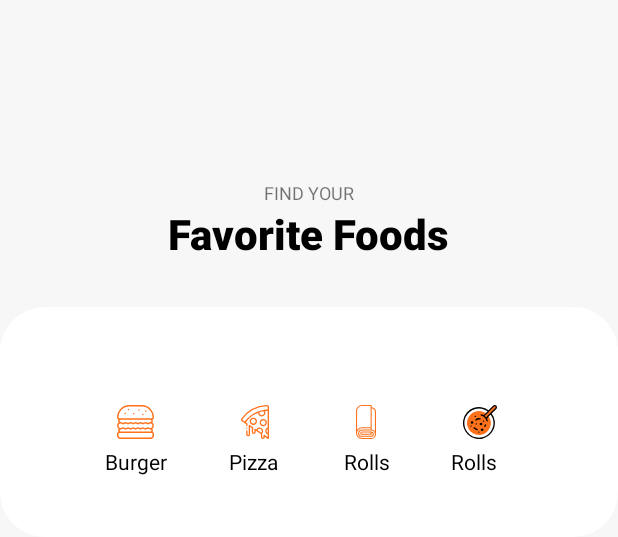
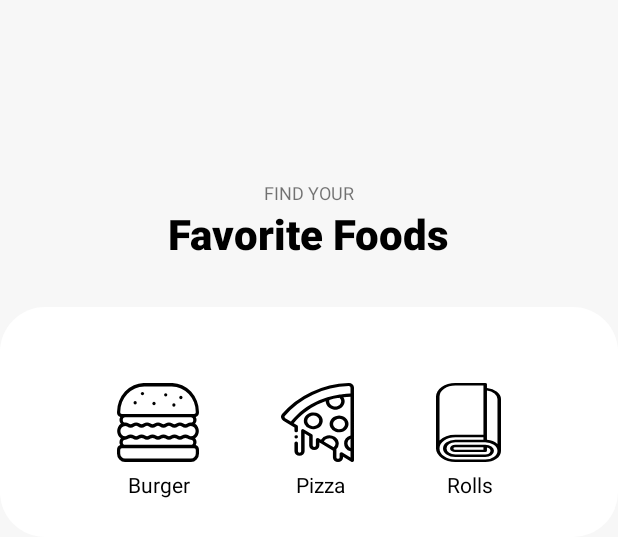
Before and after one commit to goforbg/Favfoods, an Android app: the layout fragment_home.xml on its own in the app's theme, with its tools: preview values and no code run, on a phone screen of 412 x 824 dp. Shown: the top 537 px of the screen. Run offline under Robolectric (Android 15) with nearby library versions, the phone set to English and light mode, and no system bars.

Commit message:
Layout changes and selectors

```diff
--- a/app/src/main/res/drawable/ic_menu_burger_selected.xml
+++ b/app/src/main/res/drawable/ic_menu_burger_selected.xml
@@ -1,6 +1,6 @@
 <vector xmlns:android="http://schemas.android.com/apk/res/android"
-    android:width="24.988dp"
-    android:height="22.45dp"
+    android:width="54.988dp"
+    android:height="52.45dp"
     android:viewportWidth="24.988"
     android:viewportHeight="22.45">
   <path
--- a/app/src/main/res/drawable/ic_menu_burger_unselected.xml
+++ b/app/src/main/res/drawable/ic_menu_burger_unselected.xml
@@ -1,6 +1,6 @@
 <vector xmlns:android="http://schemas.android.com/apk/res/android"
-    android:width="24.988dp"
-    android:height="22.45dp"
+    android:width="54.988dp"
+    android:height="52.45dp"
     android:viewportWidth="24.988"
     android:viewportHeight="22.45">
   <path
--- a/app/src/main/res/drawable/ic_menu_pizza_selected.xml
+++ b/app/src/main/res/drawable/ic_menu_pizza_selected.xml
@@ -1,6 +1,6 @@
 <vector xmlns:android="http://schemas.android.com/apk/res/android"
-    android:width="18.826dp"
-    android:height="22.997dp"
+    android:width="48.826dp"
+    android:height="52.997dp"
     android:viewportWidth="18.826"
     android:viewportHeight="22.997">
   <path
--- a/app/src/main/res/drawable/ic_menu_pizza_unselected.xml
+++ b/app/src/main/res/drawable/ic_menu_pizza_unselected.xml
@@ -1,6 +1,6 @@
 <vector xmlns:android="http://schemas.android.com/apk/res/android"
-    android:width="18.826dp"
-    android:height="22.997dp"
+    android:width="48.826dp"
+    android:height="52.997dp"
     android:viewportWidth="18.826"
     android:viewportHeight="22.997">
   <path
--- a/app/src/main/res/drawable/ic_menu_rolls_selected.xml
+++ b/app/src/main/res/drawable/ic_menu_rolls_selected.xml
@@ -1,6 +1,6 @@
 <vector xmlns:android="http://schemas.android.com/apk/res/android"
-    android:width="13.006dp"
-    android:height="22.487dp"
+    android:width="43.006dp"
+    android:height="52.487dp"
     android:viewportWidth="13.006"
     android:viewportHeight="22.487">
   <path
--- a/app/src/main/res/drawable/ic_menu_rolls_unselected.xml
+++ b/app/src/main/res/drawable/ic_menu_rolls_unselected.xml
@@ -1,6 +1,6 @@
 <vector xmlns:android="http://schemas.android.com/apk/res/android"
-    android:width="13.006dp"
-    android:height="22.487dp"
+    android:width="43.006dp"
+    android:height="52.487dp"
     android:viewportWidth="13.006"
     android:viewportHeight="22.487">
   <path
--- a/app/src/main/res/drawable/ic_menu_soup_selected.xml
+++ /dev/null
@@ -1,54 +0,0 @@
-<vector xmlns:android="http://schemas.android.com/apk/res/android"
-    android:width="22.719dp"
-    android:height="22.719dp"
-    android:viewportWidth="22.719"
-    android:viewportHeight="22.719">
-  <path
-      android:pathData="M13.328,7.06a5.685,5.685 0,0 1,2.332 2.332h0a3.646,3.646 0,0 1,1.154 -2.065l0.15,-0.146 1.6,-1.553 3.385,-3.288a1.109,1.109 0,0 0,-1.569 -1.569l-3.288,3.385 -1.553,1.6 -0.146,0.15a3.646,3.646 0,0 1,-2.065 1.154Z"
-      android:fillColor="#FF711B"
-      android:fillType="evenOdd"/>
-  <path
-      android:pathData="M16.965,7.18A7.989,7.989 0,1 1,15.544 5.755l1.553,-1.6a10.207,10.207 0,1 0,1.471 1.471l-1.6,1.553Z"
-      android:fillColor="#fff"
-      android:fillType="evenOdd"/>
-  <path
-      android:pathData="M15.663,9.391a5.685,5.685 0,0 0,-2.332 -2.332h0a3.646,3.646 0,0 0,2.065 -1.154l0.146,-0.15A7.986,7.986 0,1 0,16.963 7.181l-0.15,0.146A3.645,3.645 0,0 0,15.663 9.391Z"
-      android:fillColor="#FF711B"
-      android:fillType="evenOdd"/>
-  <path
-      android:fillColor="#FF000000"
-      android:pathData="M6.02,11.664m-0.887,0a0.887,0.887 0,1 1,1.774 0a0.887,0.887 0,1 1,-1.774 0"/>
-  <path
-      android:fillColor="#FF000000"
-      android:pathData="M12.017,12.687m-0.888,0a0.888,0.888 0,1 1,1.776 0a0.888,0.888 0,1 1,-1.776 0"/>
-  <path
-      android:fillColor="#FF000000"
-      android:pathData="M12.746,16.542m-0.888,0a0.888,0.888 0,1 1,1.776 0a0.888,0.888 0,1 1,-1.776 0"/>
-  <path
-      android:fillColor="#FF000000"
-      android:pathData="M9.483,16.871a0.444,0.444 0,0 1,-0.115 -0.015,4.961 4.961,0 0,1 -2.221,-1.283 0.444,0.444 0,1 1,0.628 -0.628,4.073 4.073,0 0,0 1.824,1.053 0.444,0.444 0,0 1,-0.115 0.872Z"/>
-  <path
-      android:fillColor="#FF000000"
-      android:pathData="M8.621,10.484a0.444,0.444 0,0 1,-0.314 -0.758,3.314 3.314,0 0,1 3.2,-0.858 0.444,0.444 0,1 1,-0.23 0.857,2.426 2.426,0 0,0 -2.343,0.628 0.443,0.443 0,0 1,-0.314 0.13Z"/>
-  <path
-      android:fillColor="#FF000000"
-      android:pathData="M14.557,14.77a0.444,0.444 0,0 1,-0.384 -0.666,4.071 4.071,0 0,0 0.406,-0.981 0.444,0.444 0,0 1,0.857 0.23,4.958 4.958,0 0,1 -0.5,1.2 0.444,0.444 0,0 1,-0.385 0.222Z"/>
-  <path
-      android:fillColor="#FF000000"
-      android:pathData="M8.24,8.092a0.444,0.444 0,1 1,0 -0.887h0a0.444,0.444 0,0 1,0 0.887Z"/>
-  <path
-      android:fillColor="#FF000000"
-      android:pathData="M8.928,13.084a0.444,0.444 0,1 1,0 -0.887h0a0.444,0.444 0,0 1,0 0.887Z"/>
-  <path
-      android:fillColor="#FF000000"
-      android:pathData="M13.72,11.242a0.444,0.444 0,1 1,0 -0.887h0a0.444,0.444 0,0 1,0 0.887Z"/>
-  <path
-      android:fillColor="#FF000000"
-      android:pathData="M5.377,14.548a0.444,0.444 0,1 1,0 -0.887h0a0.444,0.444 0,1 1,0 0.887Z"/>
-  <path
-      android:fillColor="#FF000000"
-      android:pathData="M10.591,18.542a0.444,0.444 0,1 1,0 -0.887h0a0.444,0.444 0,1 1,0 0.887Z"/>
-  <path
-      android:fillColor="#FF000000"
-      android:pathData="M22.719,1.572A1.556,1.556 0,0 0,21.159 0h-0.011a1.516,1.516 0,0 0,-1.085 0.46l-3.01,3.1a10.653,10.653 0,1 0,2.107 2.107l3.1,-3.01A1.516,1.516 0,0 0,22.719 1.572ZM20.412,12.072A9.763,9.763 0,1 1,16.428 4.2L15.075,5.6a3.288,3.288 0,0 1,-1.681 1,6.086 6.086,0 0,0 -1.159,-0.442 0.444,0.444 0,0 0,-0.23 0.857,5.252 5.252,0 0,1 3.7,3.7 0.444,0.444 0,0 0,0.857 -0.23,6.086 6.086,0 0,0 -0.442,-1.159 3.288,3.288 0,0 1,1 -1.681L18.517,6.29a9.8,9.8 0,0 1,1.895 5.779ZM21.64,2.02 L16.505,7.007a4.566,4.566 0,0 0,-0.988 1.349A6.167,6.167 0,0 0,14.363 7.2a4.566,4.566 0,0 0,1.349 -0.988L20.7,1.079a0.635,0.635 0,0 1,0.455 -0.191h0a0.669,0.669 0,0 1,0.673 0.678,0.634 0.634,0 0,1 -0.191,0.455Z"/>
-</vector>
--- /dev/null
+++ b/app/src/main/res/drawable/menu_selector_burger.xml
@@ -0,0 +1,10 @@
+<selector xmlns:android="http://schemas.android.com/apk/res/android">
+    <item
+        android:drawable="@drawable/ic_menu_burger_selected"
+        android:state_selected="true" >
+    </item>
+    <item
+        android:drawable="@drawable/ic_menu_burger_unselected"
+        android:state_selected="false" >
+    </item>
+</selector>
--- /dev/null
+++ b/app/src/main/res/drawable/menu_selector_pizza.xml
@@ -0,0 +1,10 @@
+<selector xmlns:android="http://schemas.android.com/apk/res/android">
+    <item
+        android:drawable="@drawable/ic_menu_pizza_selected"
+        android:state_selected="true" >
+    </item>
+    <item
+        android:drawable="@drawable/ic_menu_pizza_unselected"
+        android:state_selected="false" >
+    </item>
+</selector>
--- /dev/null
+++ b/app/src/main/res/drawable/menu_selector_rolls.xml
@@ -0,0 +1,10 @@
+<selector xmlns:android="http://schemas.android.com/apk/res/android">
+    <item
+        android:drawable="@drawable/ic_menu_rolls_selected"
+        android:state_selected="true" >
+    </item>
+    <item
+        android:drawable="@drawable/ic_menu_rolls_unselected"
+        android:state_selected="false" >
+    </item>
+</selector>
--- a/app/src/main/res/layout/fragment_home.xml
+++ b/app/src/main/res/layout/fragment_home.xml
@@ -2,6 +2,7 @@
 <androidx.constraintlayout.widget.ConstraintLayout xmlns:android="http://schemas.android.com/apk/res/android"
     xmlns:app="http://schemas.android.com/apk/res-auto"
     xmlns:tools="http://schemas.android.com/tools"
+    android:id="@+id/container_home"
     android:layout_width="match_parent"
     android:layout_height="match_parent"
     android:background="@color/almostWhite"
@@ -35,113 +36,85 @@
         android:id="@+id/home_white_oval"
         android:layout_width="match_parent"
         android:layout_height="153dp"
+        android:layout_marginTop="30dp"
         android:background="@drawable/rounded_button_white_30"
         app:layout_constraintEnd_toEndOf="parent"
         app:layout_constraintStart_toStartOf="parent"
-        app:layout_constraintTop_toBottomOf="@+id/home_favorite_foods"
-        android:layout_marginTop="30dp"/>
+        app:layout_constraintTop_toBottomOf="@+id/home_favorite_foods" />
 
     <ImageView
         android:id="@+id/home_menu_burger"
         android:layout_width="wrap_content"
         android:layout_height="wrap_content"
-        android:src="@drawable/ic_menu_burger_selected"
+        android:layout_marginStart="78dp"
+        android:layout_marginLeft="78dp"
+        android:src="@drawable/menu_selector_burger"
         app:layout_constraintBottom_toBottomOf="@+id/home_white_oval"
         app:layout_constraintStart_toStartOf="@+id/home_white_oval"
-        app:layout_constraintTop_toTopOf="@+id/home_white_oval"
-        android:layout_marginLeft="78dp"
-        android:layout_marginStart="78dp" />
+        app:layout_constraintTop_toTopOf="@+id/home_white_oval" />
 
     <TextView
         android:id="@+id/menu_text_burger"
         android:layout_width="wrap_content"
         android:layout_height="wrap_content"
+        android:layout_marginStart="85dp"
+        android:layout_marginLeft="85dp"
+        android:layout_marginTop="5dp"
         android:fontFamily="sans-serif"
         android:text="@string/Burger"
         android:textColor="@android:color/black"
         android:textSize="14sp"
         app:layout_constraintStart_toStartOf="@+id/home_white_oval"
-        app:layout_constraintTop_toBottomOf="@+id/home_menu_burger"
-        android:layout_marginLeft="70dp"
-        android:layout_marginTop="5dp"
-        android:layout_marginStart="70dp"/>
+        app:layout_constraintTop_toBottomOf="@+id/home_menu_burger" />
 
     <ImageView
         android:id="@+id/home_menu_pizza"
         android:layout_width="wrap_content"
         android:layout_height="wrap_content"
-        android:src="@drawable/ic_menu_pizza_selected"
+        android:src="@drawable/menu_selector_pizza"
         app:layout_constraintBottom_toBottomOf="@+id/home_white_oval"
+        app:layout_constraintEnd_toStartOf="@+id/home_menu_rolls"
         app:layout_constraintStart_toEndOf="@+id/home_menu_burger"
-        app:layout_constraintTop_toTopOf="@+id/home_white_oval"
-        android:layout_marginLeft="58dp"
-        android:layout_marginStart="58dp" />
+        app:layout_constraintTop_toTopOf="@+id/home_white_oval" />
 
     <TextView
         android:id="@+id/menu_text_pizza"
         android:layout_width="wrap_content"
         android:layout_height="wrap_content"
+        android:layout_marginTop="5dp"
         android:fontFamily="sans-serif"
         android:text="@string/Pizza"
         android:textColor="@android:color/black"
         android:textSize="14sp"
-        app:layout_constraintStart_toEndOf="@+id/home_menu_burger"
-        app:layout_constraintTop_toBottomOf="@+id/home_menu_pizza"
-        android:layout_marginLeft="50dp"
-        android:layout_marginTop="5dp"
-        android:layout_marginStart="50dp"/>
+        app:layout_constraintEnd_toStartOf="@+id/menu_text_rolls"
+        app:layout_constraintHorizontal_bias="0.51"
+        app:layout_constraintStart_toEndOf="@+id/menu_text_burger"
+        app:layout_constraintTop_toBottomOf="@+id/home_menu_pizza" />
 
     <ImageView
         android:id="@+id/home_menu_rolls"
         android:layout_width="wrap_content"
         android:layout_height="wrap_content"
-        android:src="@drawable/ic_menu_rolls_selected"
+        android:layout_marginEnd="78dp"
+        android:layout_marginRight="78dp"
+        android:src="@drawable/menu_selector_rolls"
         app:layout_constraintBottom_toBottomOf="@+id/home_white_oval"
-        app:layout_constraintStart_toEndOf="@+id/home_menu_pizza"
-        app:layout_constraintTop_toTopOf="@+id/home_white_oval"
-        android:layout_marginLeft="58dp"
-        android:layout_marginStart="58dp" />
+        app:layout_constraintEnd_toEndOf="@+id/home_white_oval"
+        app:layout_constraintTop_toTopOf="@+id/home_white_oval" />
 
     <TextView
+        android:layout_marginEnd="83dp"
         android:id="@+id/menu_text_rolls"
         android:layout_width="wrap_content"
         android:layout_height="wrap_content"
+        android:layout_marginTop="5dp"
         android:fontFamily="sans-serif"
         android:text="@string/Rolls"
         android:textColor="@android:color/black"
         android:textSize="14sp"
-        app:layout_constraintStart_toEndOf="@+id/home_menu_pizza"
+        app:layout_constraintEnd_toEndOf="parent"
         app:layout_constraintTop_toBottomOf="@+id/home_menu_rolls"
-        android:layout_marginLeft="50dp"
-        android:layout_marginTop="5dp"
-        android:layout_marginStart="50dp"/>
-
-    <ImageView
-        android:id="@+id/home_menu_soups"
-        android:layout_width="wrap_content"
-        android:layout_height="wrap_content"
-        android:src="@drawable/ic_menu_soup_selected"
-        app:layout_constraintBottom_toBottomOf="@+id/home_white_oval"
-        app:layout_constraintStart_toEndOf="@+id/home_menu_rolls"
-        app:layout_constraintTop_toTopOf="@+id/home_white_oval"
-        android:layout_marginLeft="58dp"
-        android:layout_marginStart="58dp" />
-
-    <TextView
-        android:id="@+id/menu_text_soups"
-        android:layout_width="wrap_content"
-        android:layout_height="wrap_content"
-        android:fontFamily="sans-serif"
-        android:text="@string/Rolls"
-        android:textColor="@android:color/black"
-        android:textSize="14sp"
-        app:layout_constraintStart_toEndOf="@+id/home_menu_rolls"
-        app:layout_constraintTop_toBottomOf="@+id/home_menu_soups"
-        android:layout_marginLeft="50dp"
-        android:layout_marginTop="5dp"
-        android:layout_marginStart="50dp"/>
-
-
+        android:layout_marginRight="83dp" />
 
 
 </androidx.constraintlayout.widget.ConstraintLayout>
```
Also changed, not shown: app/src/main/java/com/androar/favfoods/ui/view/fragment/HomeFragment.kt (+37 -6 lines), app/src/main/res/drawable/ic_menu_soup_unselected.xml (deleted, +0 -54 lines).
